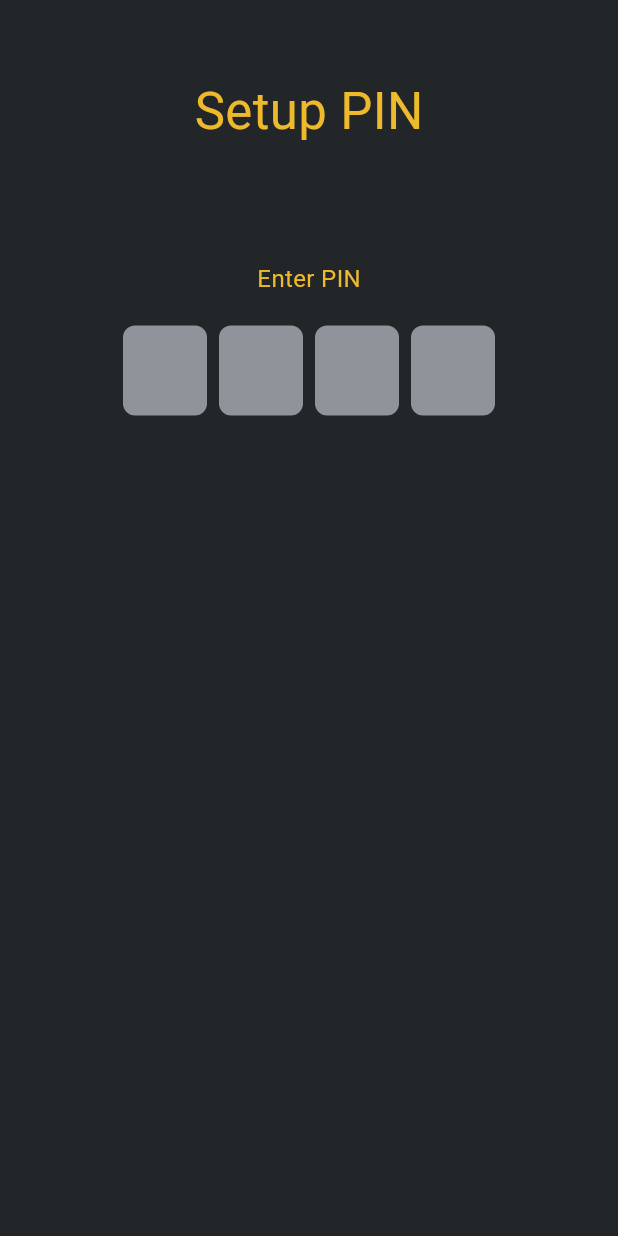
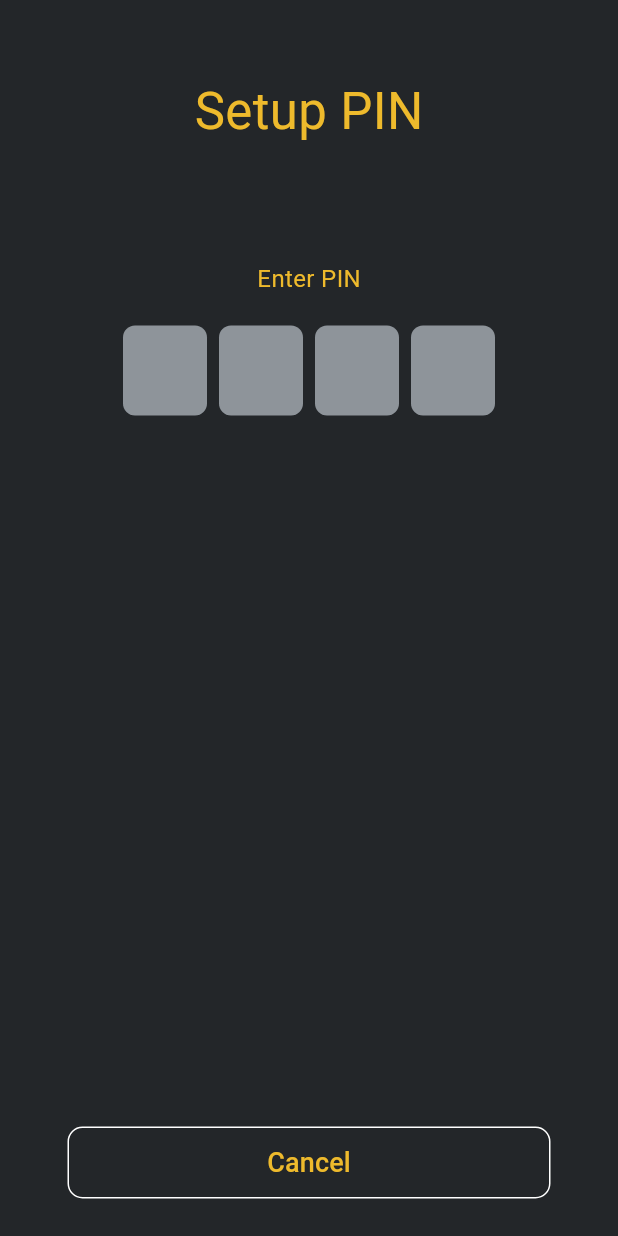
Before and after one commit to Somoon/Banano-Keeper, a Flutter app: the SetupPin screen opened directly with empty values, on a phone screen of 412 x 824 dp. Run offline on Flutter 3.47's test engine with Material 3 defaults, Android fonts, the phone set to English and light mode, and no system bars; drawn by our look-alikes of auto_size_text, pinput; our stand-ins replace auto_route, decimal, flutter_native_splash, flutter_slidable, gap, get_it and 9 more; missing offline and left inert: biometric_storage, bitsdojo_window, custom_platform_device_id, dart:ffi, nanodart, pinenacl and 5 more; accounts and stored records are empty; generated files the repository leaves out were written again; network calls fail; statements that could not run were skipped.

Commit message:
improved app reset and new user process

```diff
--- a/lib/db/dbManager.dart
+++ b/lib/db/dbManager.dart
@@ -38,6 +38,7 @@ class DBManager {
 );""";
 
   Future<void> deleteDatabase() async {
+    await database.close();
     final documentsDirectory = await getApplicationDocumentsDirectory();
     final path = join(documentsDirectory.path, _databaseName);
     databaseFactory.deleteDatabase(path);
--- a/lib/initial_pages/initial_page_one.dart
+++ b/lib/initial_pages/initial_page_one.dart
@@ -54,7 +54,10 @@ class InitialPageOneState extends State<InitialPageOne> with GetItStateMixin {
 
   Future<void> _initSharedPref() async {
     SharedPreferences sharedPref = await SharedPreferences.getInstance();
-    services.registerSingleton<SharedPrefsModel>(SharedPrefsModel(sharedPref));
+    if (!services.isRegistered<SharedPrefsModel>()) {
+      services
+          .registerSingleton<SharedPrefsModel>(SharedPrefsModel(sharedPref));
+    }
     print("sharedpred ready");
   }
 
--- a/lib/providers/get_it_main.dart
+++ b/lib/providers/get_it_main.dart
@@ -36,7 +36,7 @@ void initServices() {
 }
 
 void resetServices() {
-  services<SharedPrefsModel>().clearAll();
+  // services<SharedPrefsModel>().clearAll();
 
   if (services.isRegistered<WalletsService>())
     services.unregister<WalletsService>();
--- a/lib/ui/pin/setup_pin.dart
+++ b/lib/ui/pin/setup_pin.dart
@@ -10,12 +10,13 @@ import 'package:bananokeeper/providers/user_data.dart';
 import 'package:flutter/material.dart';
 import 'package:bananokeeper/providers/get_it_main.dart';
 import 'package:bananokeeper/themes.dart';
+import 'package:gap/gap.dart';
 import 'package:get_it_mixin/get_it_mixin.dart';
 import 'package:flutter_gen/gen_l10n/app_localizations.dart';
 import 'package:auto_size_text/auto_size_text.dart';
 import 'package:pinput/pinput.dart';
 
-@RoutePage(name: "SetupPinRoute")
+@RoutePage<bool>(name: "SetupPinRoute")
 class SetupPin extends StatefulWidget with GetItStatefulWidgetMixin {
   // SetupPin({super.key});
 
@@ -53,6 +54,7 @@ class SetupPinState extends State<SetupPin> with GetItStateMixin {
   @override
   Widget build(BuildContext context) {
     var currentTheme = watchOnly((ThemeModel x) => x.curTheme);
+    double width = MediaQuery.of(context).size.width;
 
     return SafeArea(
       child: ScaffoldMessenger(
@@ -119,7 +121,7 @@ class SetupPinState extends State<SetupPin> with GetItStateMixin {
                                 setState(() {
                                   firstWindow = false;
                                   pin = localPIN;
-                                  topMsg = "Confirm your PIN please";
+                                  topMsg = "Confirm your PIN";
                                 }),
                                 Future.delayed(
                                     const Duration(milliseconds: 1000), () {
@@ -137,7 +139,7 @@ class SetupPinState extends State<SetupPin> with GetItStateMixin {
                                   {
                                     setState(() {
                                       pinMatching = 1;
-                                      topMsg = "PIN saved.";
+                                      topMsg = "PIN saved";
                                     }),
                                     Future.delayed(
                                         const Duration(milliseconds: 1000), () {
@@ -159,8 +161,7 @@ class SetupPinState extends State<SetupPin> with GetItStateMixin {
                                           //         builder: (context) =>
                                           //             MainAppLogic()),
                                           //     ModalRoute.withName("/homepage"));
-                                          services<AppRouter>()
-                                              .replaceAll([HomeRoute()]);
+                                          services<AppRouter>().pop(true);
                                         }
                                       });
                                     })
@@ -185,6 +186,50 @@ class SetupPinState extends State<SetupPin> with GetItStateMixin {
                                   }
                               },
                           },
+                        ),
+                        Expanded(child: Gap(1)),
+                        Padding(
+                          padding: const EdgeInsets.only(
+                            left: 25,
+                            right: 25,
+                            bottom: 25,
+                          ),
+                          child: SizedBox(
+                            height: 48,
+                            width: width - 40,
+                            child: OutlinedButton(
+                              style: ButtonStyle(
+                                overlayColor: MaterialStateColor.resolveWith(
+                                    (states) =>
+                                        currentTheme.text.withOpacity(0.3)),
+                                // backgroundColor: MaterialStatePropertyAll<Color>(Colors.green),
+                                shape: MaterialStateProperty.all<
+                                    RoundedRectangleBorder>(
+                                  RoundedRectangleBorder(
+                                    borderRadius: BorderRadius.circular(10.0),
+                                  ),
+                                ),
+
+                                side: MaterialStatePropertyAll<BorderSide>(
+                                  BorderSide(
+                                    color: currentTheme.buttonOutline,
+                                    width: 1,
+                                  ),
+                                ),
+                              ),
+                              onPressed: () async {
+                                //cancel
+                                services<AppRouter>().pop(false);
+                              },
+                              child: AutoSizeText(
+                                AppLocalizations.of(context)!.cancel,
+                                style: TextStyle(
+                                  color: currentTheme.text,
+                                  fontSize: currentTheme.fontSize,
+                                ),
+                              ),
+                            ),
+                          ),
                         ),
                       ],
                     ),
```
Also changed, not shown: lib/initial_pages/initial_page_new_information.dart (+6 -6 lines), lib/ui/home_body.dart (+4 -4 lines), lib/ui/sideDrawer.dart (+11 -3 lines), lib/app_router.gr.dart.
